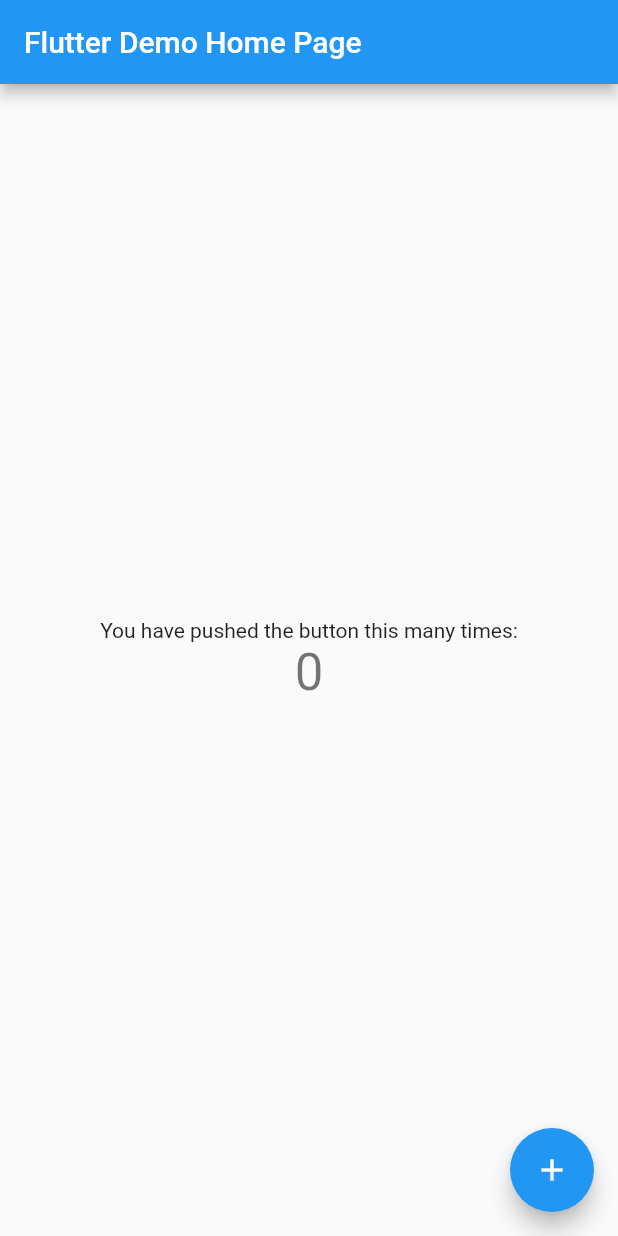
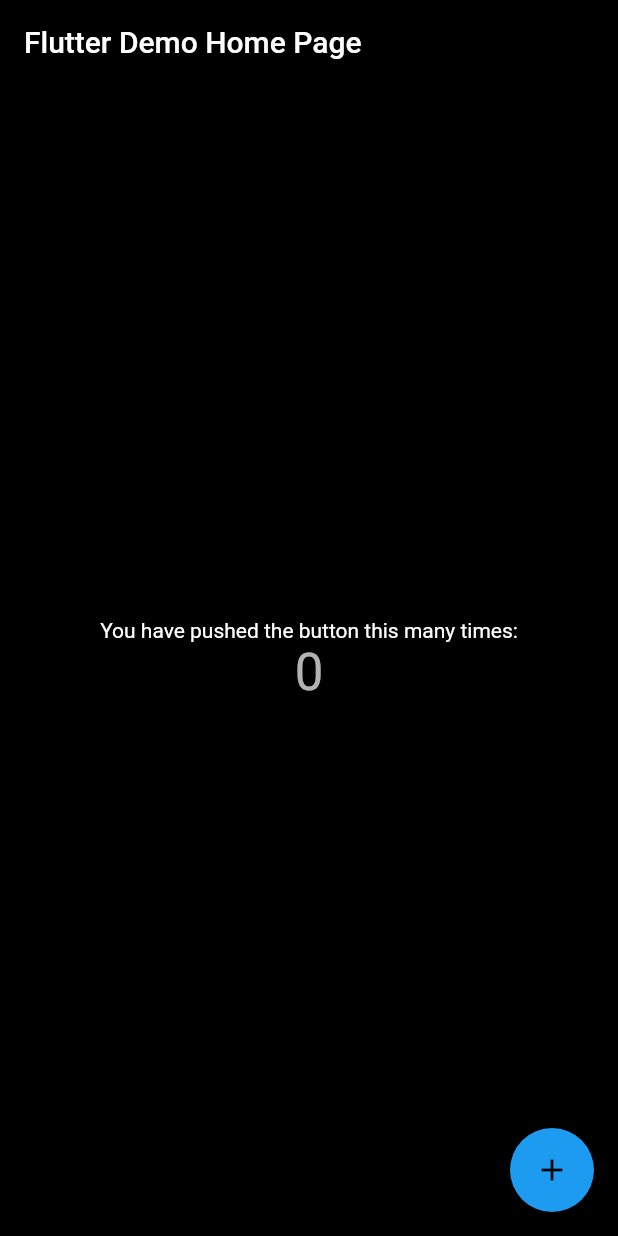
Before and after one commit to sanushcj/White-Dove, a Flutter app: the screen it shows after launch, on a phone screen of 412 x 824 dp. Run offline on Flutter 3.47's test engine with Material 2 defaults, Android fonts, the phone set to English and light mode, and no system bars.

Commit message:
twitter theme added

```diff
--- a/lib/main.dart
+++ b/lib/main.dart
@@ -1,4 +1,5 @@
 import 'package:flutter/material.dart';
+import 'package:whitedove/theme/application_theme.dart';
 
 void main() {
   runApp(const MyApp());
@@ -12,18 +13,7 @@ class MyApp extends StatelessWidget {
   Widget build(BuildContext context) {
     return MaterialApp(
       title: 'Flutter Demo',
-      theme: ThemeData(
-        // This is the theme of your application.
-        //
-        // Try running your application with "flutter run". You'll see the
-        // application has a blue toolbar. Then, without quitting the app, try
-        // changing the primarySwatch below to Colors.green and then invoke
-        // "hot reload" (press "r" in the console where you ran "flutter run",
-        // or simply save your changes to "hot reload" in a Flutter IDE).
-        // Notice that the counter didn't reset back to zero; the application
-        // is not restarted.
-        primarySwatch: Colors.blue,
-      ),
+      theme: TwitterTheme.theme,
       home: const MyHomePage(title: 'Flutter Demo Home Page'),
     );
   }
--- /dev/null
+++ b/lib/theme/application_theme.dart
@@ -0,0 +1,15 @@
+import 'package:flutter/material.dart';
+import 'package:whitedove/theme/pallete.dart';
+
+class TwitterTheme {
+  static ThemeData theme = ThemeData.dark().copyWith(
+    scaffoldBackgroundColor: Pallete.backgroundColor,
+    appBarTheme: const AppBarTheme(
+      backgroundColor: Pallete.backgroundColor,
+      elevation: 0,
+    ),
+    floatingActionButtonTheme: const FloatingActionButtonThemeData(
+      backgroundColor: Pallete.blueColor,
+    ),
+  );
+}
--- a/lib/theme/pallete.dart
+++ b/lib/theme/pallete.dart
@@ -1,6 +1,6 @@
 import 'package:flutter/material.dart';
 
-class Pallet {
+class Pallete {
   static const Color backgroundColor = Colors.black;
   static const Color searchBarColor = Color.fromRGBO(32, 35, 39, 1);
   static const Color blueColor = Color.fromRGBO(29, 155, 240, 1);
```
